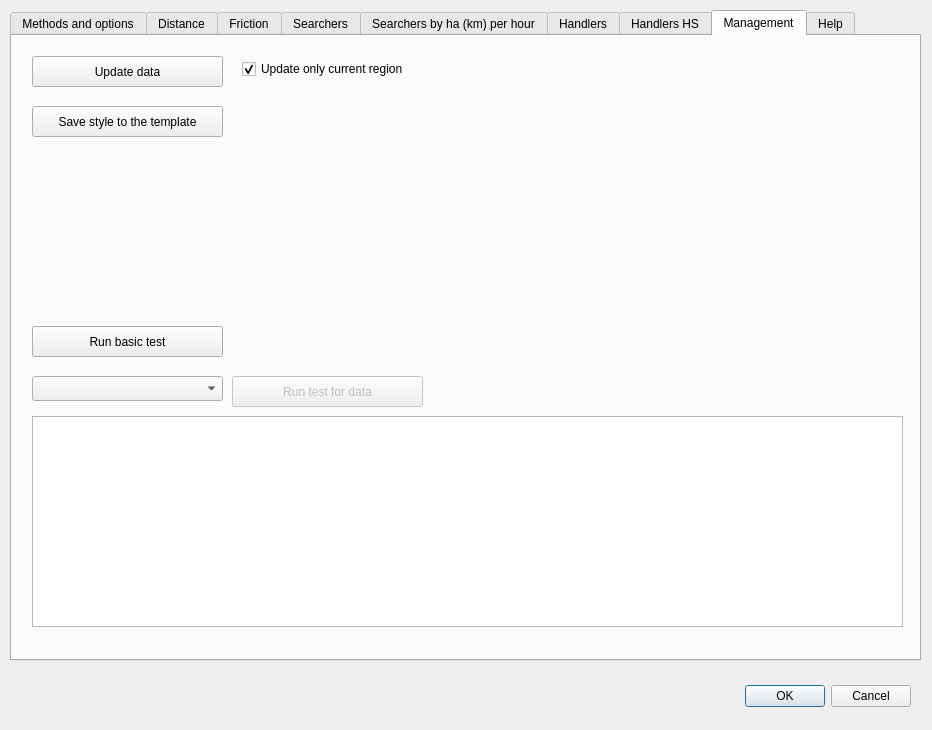
Qt form ui/settings.ui (ruz76/qgis_patrac_3) before a commit.
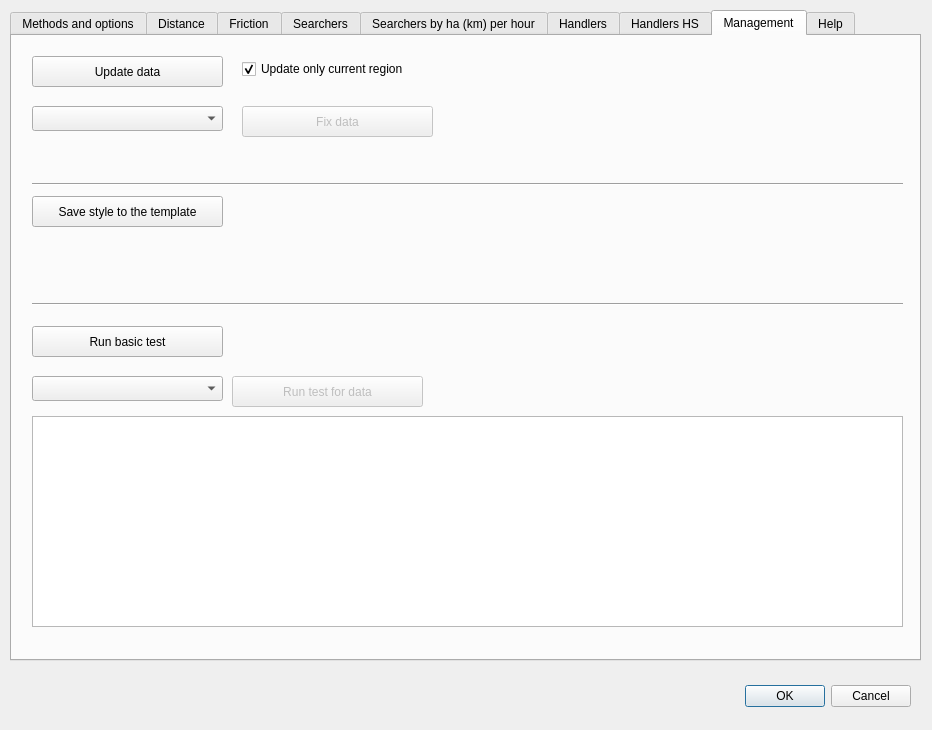
The same form after that commit.

Diff of the .ui file:
```diff
--- a/ui/settings.ui
+++ b/ui/settings.ui
@@ -1142,7 +1142,7 @@
      <property name="geometry">
       <rect>
        <x>20</x>
-       <y>70</y>
+       <y>160</y>
        <width>191</width>
        <height>31</height>
       </rect>
@@ -1187,6 +1187,58 @@
       </rect>
      </property>
     </widget>
+    <widget class="Line" name="line_6">
+     <property name="geometry">
+      <rect>
+       <x>20</x>
+       <y>140</y>
+       <width>871</width>
+       <height>16</height>
+      </rect>
+     </property>
+     <property name="orientation">
+      <enum>Qt::Horizontal</enum>
+     </property>
+    </widget>
+    <widget class="Line" name="line_7">
+     <property name="geometry">
+      <rect>
+       <x>20</x>
+       <y>260</y>
+       <width>871</width>
+       <height>16</height>
+      </rect>
+     </property>
+     <property name="orientation">
+      <enum>Qt::Horizontal</enum>
+     </property>
+    </widget>
+    <widget class="QComboBox" name="comboBoxDataFix">
+     <property name="geometry">
+      <rect>
+       <x>20</x>
+       <y>70</y>
+       <width>191</width>
+       <height>25</height>
+      </rect>
+     </property>
+    </widget>
+    <widget class="QPushButton" name="pushButtonFixData">
+     <property name="enabled">
+      <bool>false</bool>
+     </property>
+     <property name="geometry">
+      <rect>
+       <x>230</x>
+       <y>70</y>
+       <width>191</width>
+       <height>31</height>
+      </rect>
+     </property>
+     <property name="text">
+      <string>Fix data</string>
+     </property>
+    </widget>
    </widget>
    <widget class="QWidget" name="tab_Help">
     <attribute name="title">
```
